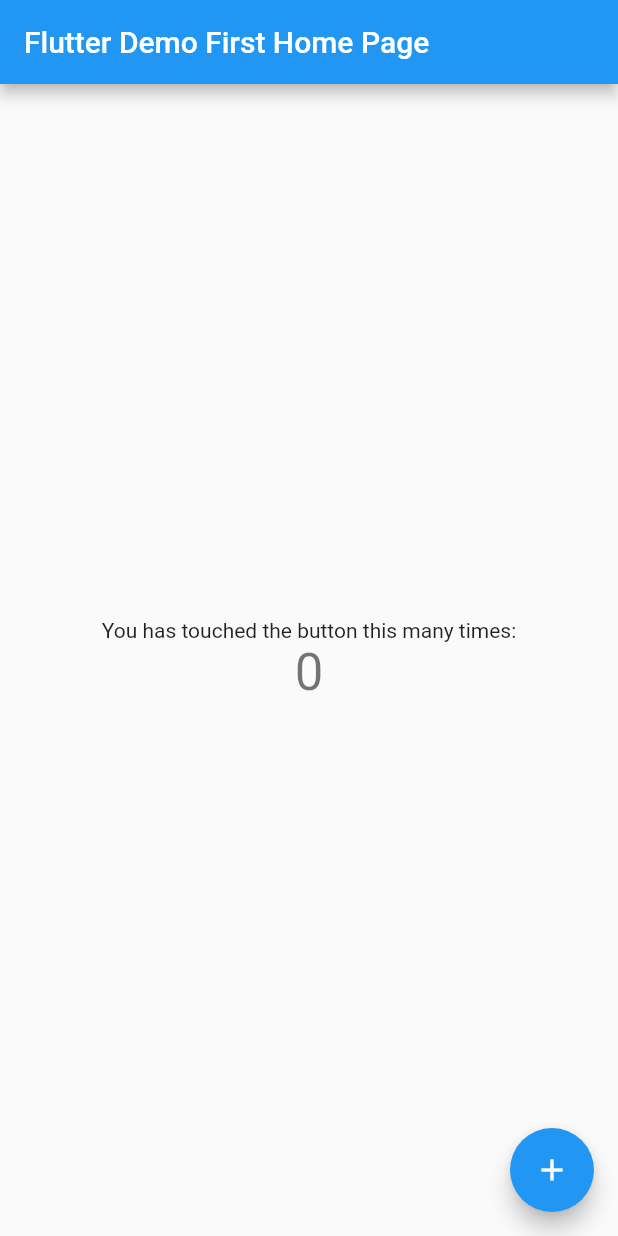
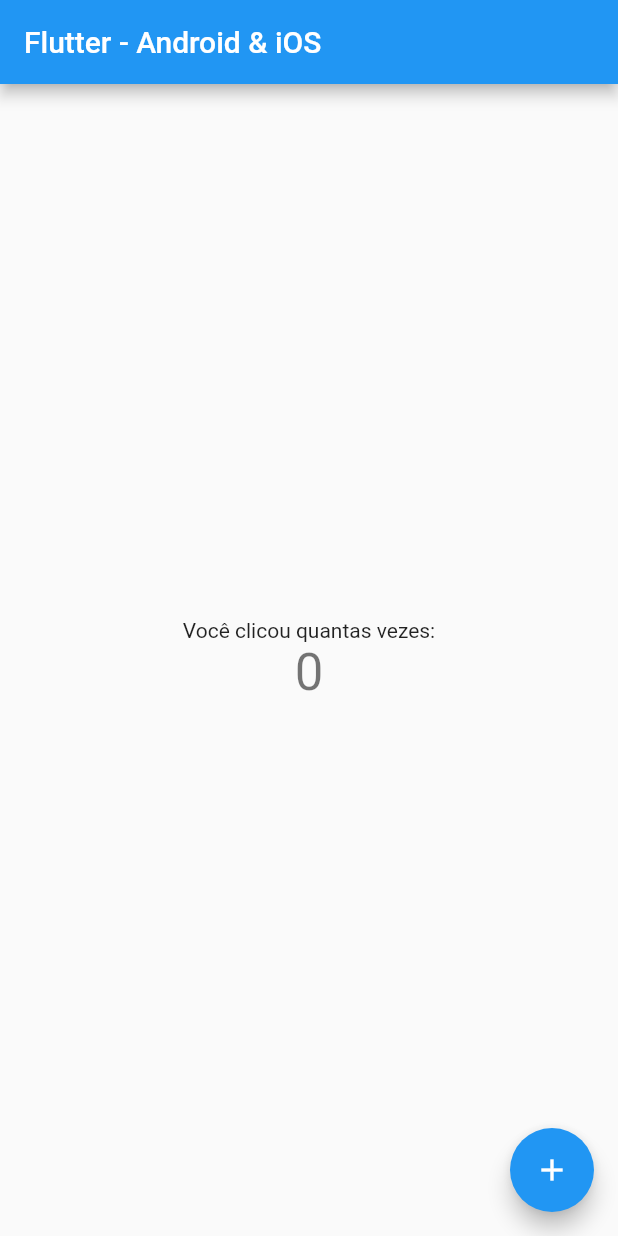
Before and after one commit to danielmachado1980/firstflutterios, a Flutter app: the screen it shows after launch, on a phone screen of 412 x 824 dp. Run offline on Flutter 3.47's test engine with Material 2 defaults, Android fonts, the phone set to English and light mode, and no system bars.

Commit message:
Tradução de textos

```diff
--- a/lib/main.dart
+++ b/lib/main.dart
@@ -26,7 +26,7 @@ class MyApp extends StatelessWidget {
         // closer together (more dense) than on mobile platforms.
         visualDensity: VisualDensity.adaptivePlatformDensity,
       ),
-      home: MyHomePage(title: 'Flutter Demo First Home Page'),
+      home: MyHomePage(title: 'Flutter - Android & iOS'),
     );
   }
 }
@@ -98,7 +98,7 @@ class _MyHomePageState extends State<MyHomePage> {
           mainAxisAlignment: MainAxisAlignment.center,
           children: <Widget>[
             Text(
-              'You has touched the button this many times:',
+              'Você clicou quantas vezes:',
             ),
             Text(
               '$_counter',
```
